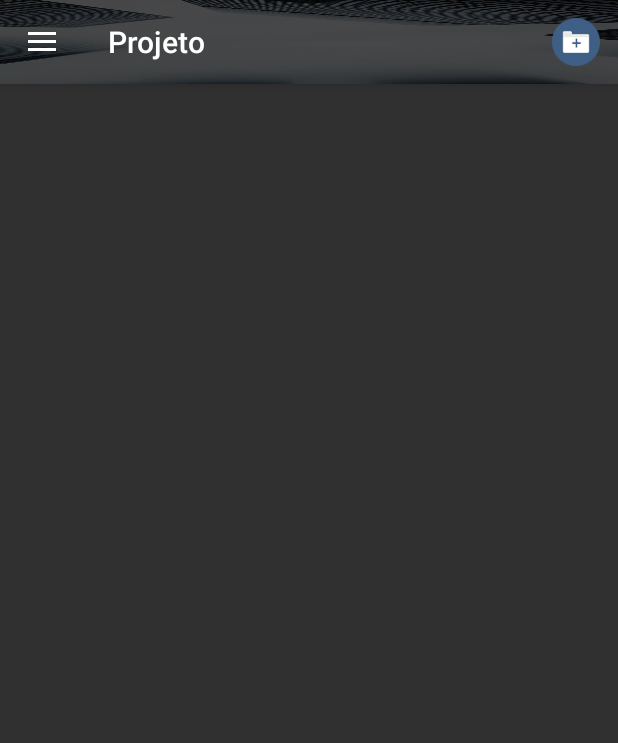
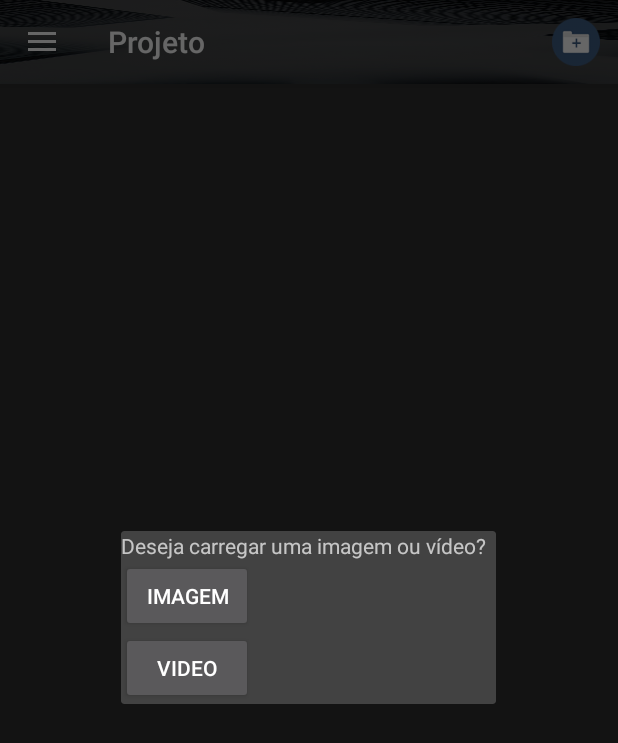
Before and after one commit to Viegraff/ProjetoDosCria, an Android app: the MenuActivity screen opened directly, with no data from a screen before it, after a tap on "Enviar Propaganda", on a phone screen of 412 x 824 dp. Shown: the top 743 px of the screen. Run offline under Robolectric (Android 15) with nearby library versions, the phone set to English and light mode, and no system bars; libraries missing offline, so code that uses them is left out: life.knowledge4.videotrimmer.

```diff
--- a/app/build.gradle
+++ b/app/build.gradle
@@ -33,9 +33,11 @@ dependencies {
     implementation 'com.android.support.constraint:constraint-layout:1.0.2'
     implementation 'com.android.support:design:26.1.0'
     implementation 'com.android.support:support-v4:26.1.0'
+    implementation 'com.google.android.gms:play-services-maps:11.8.0'
     testImplementation 'junit:junit:4.12'
     androidTestImplementation 'com.android.support.test:runner:1.0.1'
     androidTestImplementation 'com.android.support.test.espresso:espresso-core:3.0.1'
 
     compile 'life.knowledge4:k4l-video-trimmer:1.1.3-SNAPSHOT'
+    compile 'com.google.android.gms:play-services-location:11.8.0'
 }
--- a/app/src/main/java/com/example/projetodoscria/MenuActivity.java
+++ b/app/src/main/java/com/example/projetodoscria/MenuActivity.java
@@ -1,6 +1,8 @@
 package com.example.projetodoscria;
 
 import android.Manifest;
+import android.app.Activity;
+import android.app.Dialog;
 import android.content.DialogInterface;
 import android.content.Intent;
 import android.net.Uri;
@@ -18,6 +20,9 @@ import android.support.v7.app.AppCompatActivity;
 import android.support.v7.widget.Toolbar;
 import android.view.Menu;
 import android.view.MenuItem;
+import android.view.View;
+import android.view.Window;
+import android.widget.Button;
 import android.widget.Toast;
 
 import com.example.projetodoscria.activity.CortadorVideoActivity;
@@ -29,7 +34,8 @@ public class MenuActivity extends AppCompatActivity implements NavigationView.On
 
     private static final int REQUEST_STORAGE_READ_ACCESS_PERMISSION = 101;
 
-    static int RESULT_LOAD_VIDEO;
+    static int RESULT_LOAD_IMAGEM = 2;
+    static int RESULT_LOAD_VIDEO = 3;
 
     public static String CAMINHO_VIDEO;
 
@@ -74,7 +80,6 @@ public class MenuActivity extends AppCompatActivity implements NavigationView.On
 
     @Override
     public boolean onCreateOptionsMenu(Menu menu) {
-
         requestPermission(Manifest.permission.READ_EXTERNAL_STORAGE, getString(R.string.permission_read_storage_rationale), REQUEST_STORAGE_READ_ACCESS_PERMISSION);
 
         getMenuInflater().inflate(R.menu.menu_propaganda, menu);
@@ -85,7 +90,7 @@ public class MenuActivity extends AppCompatActivity implements NavigationView.On
     public boolean onOptionsItemSelected(MenuItem item) {
         if (item.getItemId() == R.id.menuEnviarPropaganda) {
 
-            startActivityForResult(new Intent(Intent.ACTION_PICK, null).setType("image/* video/*"), RESULT_LOAD_VIDEO);
+            exibirDialogGaleria(this);
 
             return true;
         }
@@ -99,6 +104,12 @@ public class MenuActivity extends AppCompatActivity implements NavigationView.On
 
         if (requestCode == RESULT_LOAD_VIDEO && resultCode == RESULT_OK && data != null) {
             videoSelecionado = data.getData();
+
+            startActivity(new Intent(this, CortadorVideoActivity.class).putExtra(CAMINHO_VIDEO, FileUtils.getPath(this, videoSelecionado)));
+        }
+
+        if (requestCode == RESULT_LOAD_IMAGEM && resultCode == RESULT_OK && data != null) {
+            imagemSelecionada = data.getData();
 
             startActivity(new Intent(this, CortadorVideoActivity.class).putExtra(CAMINHO_VIDEO, FileUtils.getPath(this, videoSelecionado)));
         }
@@ -137,9 +148,6 @@ public class MenuActivity extends AppCompatActivity implements NavigationView.On
         drawerLayout.closeDrawer(GravityCompat.START);
     }
 
-
-
-
     private void requestPermission(final String permission, String rationale, final int requestCode) {
         if (ActivityCompat.shouldShowRequestPermissionRationale(this, permission)) {
             AlertDialog.Builder builder = new AlertDialog.Builder(this);
@@ -157,4 +165,34 @@ public class MenuActivity extends AppCompatActivity implements NavigationView.On
             ActivityCompat.requestPermissions(this, new String[]{permission}, requestCode);
         }
     }
+
+    public void exibirDialogGaleria(Activity activity) {
+        Dialog dialog = new Dialog(activity);
+
+        dialog.requestWindowFeature(Window.FEATURE_NO_TITLE);
+        dialog.setCancelable(false);
+        dialog.setContentView(R.layout.dialog_galeria);
+
+        Button buttonImagemDialog = (Button) dialog.findViewById(R.id.buttonImagemDialog);
+        Button buttonVideoDialog = (Button) dialog.findViewById(R.id.buttonVideoDialog);
+
+        buttonImagemDialog.setOnClickListener(new View.OnClickListener() {
+
+            @Override
+            public void onClick(View view) {
+                startActivityForResult(new Intent(Intent.ACTION_PICK, null).setType("image/*"), RESULT_LOAD_IMAGEM);
+            }
+        });
+
+        buttonVideoDialog.setOnClickListener(new View.OnClickListener() {
+
+            @Override
+            public void onClick(View view) {
+                startActivityForResult(new Intent(Intent.ACTION_PICK, null).setType("video/*"), RESULT_LOAD_VIDEO);
+            }
+        });
+
+        dialog.show();
+    }
+
 }
--- /dev/null
+++ b/app/src/main/res/layout/dialog_galeria.xml
@@ -0,0 +1,24 @@
+<?xml version="1.0" encoding="utf-8"?>
+<LinearLayout xmlns:android="http://schemas.android.com/apk/res/android"
+    android:layout_width="250dp"
+    android:layout_height="wrap_content"
+    android:orientation="vertical">
+
+    <TextView
+        android:layout_width="fill_parent"
+        android:layout_height="wrap_content"
+        android:text="Deseja carregar uma imagem ou vídeo?" />
+
+    <Button
+        android:id="@+id/buttonImagemDialog"
+        android:layout_width="wrap_content"
+        android:layout_height="wrap_content"
+        android:text="IMAGEM" />
+
+    <Button
+        android:id="@+id/buttonVideoDialog"
+        android:layout_width="wrap_content"
+        android:layout_height="wrap_content"
+        android:text="VIDEO" />
+
+</LinearLayout>
```
Also changed, not shown: app/src/main/res/layout/activity_enviar_propaganda.xml (added, +8 -0 lines), app/src/main/res/layout/fragment_blank_fragment2.xml (deleted, +0 -13 lines), app/src/main/res/layout/fragment_enviar_propaganda.xml (deleted, +0 -66 lines), 1 other file.
